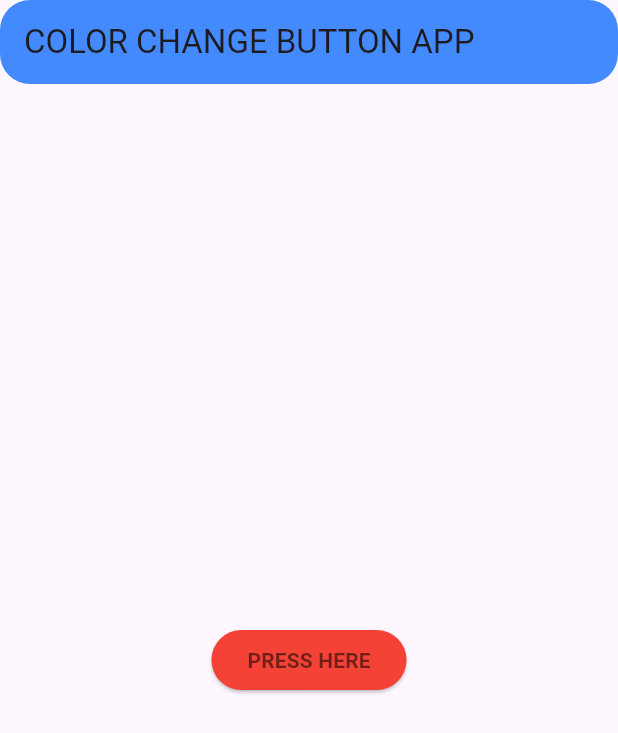
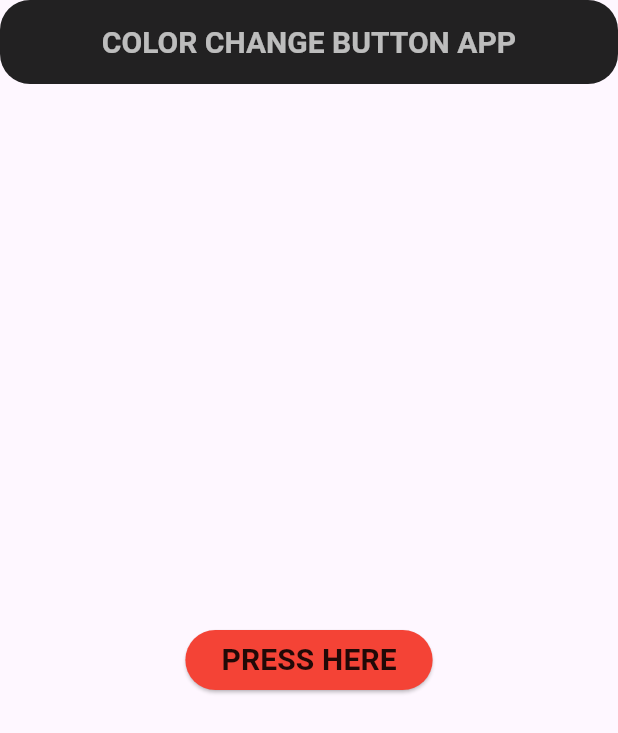
Before and after one commit to ZainAbdullah046/color_change_button, a Flutter app: the screen it shows after launch, on a phone screen of 412 x 824 dp. Shown: the top 733 px of the screen. Run offline on Flutter 3.47's test engine with Material 3 defaults, Android fonts, the phone set to English and light mode, and no system bars.

Commit message:
color changeable button

```diff
--- a/lib/colorchange.dart
+++ b/lib/colorchange.dart
@@ -13,8 +13,16 @@ class _MyWidgetState extends State<colorchange> {
   Widget build(BuildContext context) {
     return Scaffold(
       appBar: AppBar(
-        title: const Text("COLOR CHANGE BUTTON APP"),
-        backgroundColor: Colors.blueAccent,
+        title: const Center(
+          child: Text(
+            "COLOR CHANGE BUTTON APP",
+            style: TextStyle(
+                color: Colors.white70,
+                fontWeight: FontWeight.bold,
+                fontSize: 20),
+          ),
+        ),
+        backgroundColor: Colors.black87,
         shape: const RoundedRectangleBorder(
             borderRadius: BorderRadius.all(Radius.circular(20))),
       ),
@@ -30,8 +38,11 @@ class _MyWidgetState extends State<colorchange> {
                   MaterialStatePropertyAll(ispress ? Colors.blue : Colors.red)),
           child: const Text(
             "PRESS HERE",
-            style:
-                TextStyle(color: Colors.black54, fontWeight: FontWeight.bold),
+            style: TextStyle(
+              color: Colors.black87,
+              fontWeight: FontWeight.bold,
+              fontSize: 20,
+            ),
           ),
         ),
       ),
```
